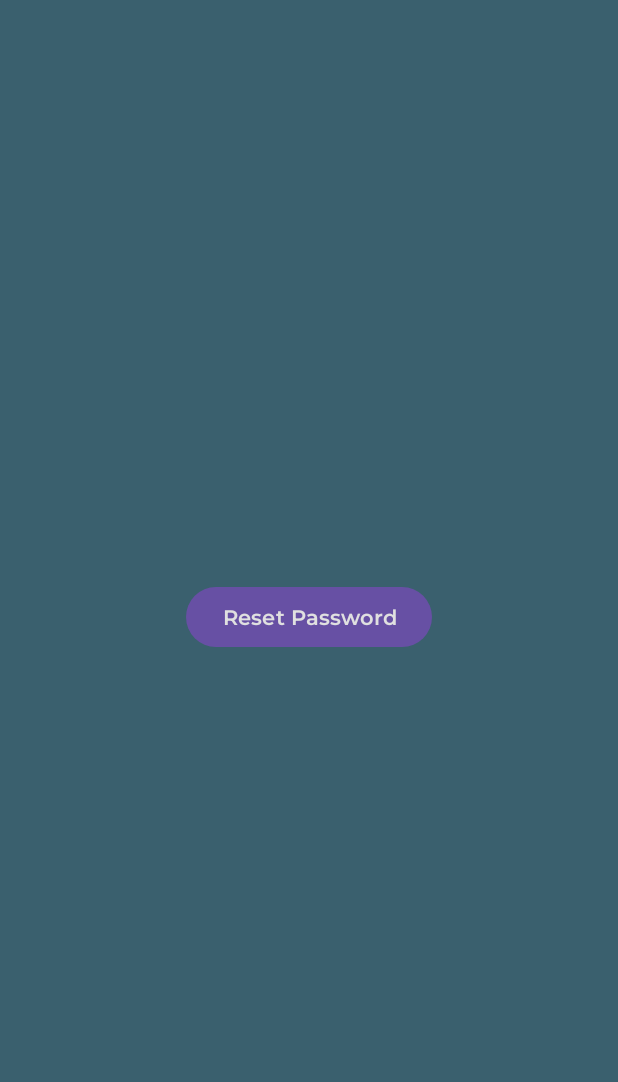
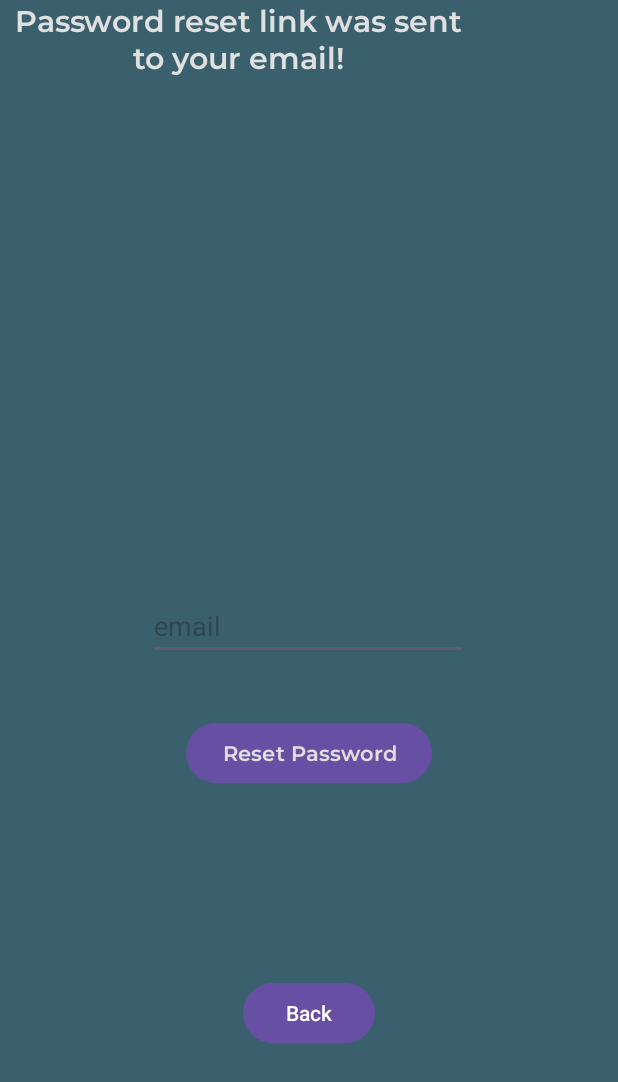
Before and after one commit to 1mpr1me/FinalProject, an Android app: the ForgotActivity screen opened directly, with no data from a screen before it, after a tap on "Reset Password", on a phone screen of 412 x 824 dp. Shown: the top 1082 px of the screen. Run offline under Robolectric (Android 15) with nearby library versions, the phone set to English and light mode, and no system bars; our stand-ins replace Firebase (no records; nobody signed in at launch, a user with empty details on screens opened directly).

Commit message:
new update 12.21.2024

```diff
--- a/app/src/main/java/ru/myitschool/finalproject/ForgotActivity.java
+++ b/app/src/main/java/ru/myitschool/finalproject/ForgotActivity.java
@@ -1,8 +1,12 @@
 package ru.myitschool.finalproject;
 
+import android.content.Intent;
 import android.os.Bundle;
 import android.view.View;
 import android.widget.Button;
+import android.widget.EditText;
+import android.widget.TextView;
+import android.widget.Toast;
 
 import androidx.activity.EdgeToEdge;
 import androidx.appcompat.app.AppCompatActivity;
@@ -10,9 +14,24 @@ import androidx.core.graphics.Insets;
 import androidx.core.view.ViewCompat;
 import androidx.core.view.WindowInsetsCompat;
 
+import com.google.firebase.auth.FirebaseAuth;
+
 public class ForgotActivity extends AppCompatActivity {
 
-    Button reset;
+    private void sendPasswordResetEmail(String email) {
+        mAuth.sendPasswordResetEmail(email)
+                .addOnCompleteListener(task -> {
+                    if (task.isSuccessful()) {
+                        Toast.makeText(ForgotActivity.this, "Password reset email sent!", Toast.LENGTH_SHORT).show();
+                    } else {
+                        Toast.makeText(ForgotActivity.this, "Error: " + task.getException().getMessage(), Toast.LENGTH_SHORT).show();
+                    }
+                });
+    }
+    FirebaseAuth mAuth;
+    Button reset, back;
+    TextView txt;
+    EditText Email;
 
     @Override
     protected void onCreate(Bundle savedInstanceState) {
@@ -25,12 +44,32 @@ public class ForgotActivity extends AppCompatActivity {
             return insets;
         });
 
+        mAuth = FirebaseAuth.getInstance();
         reset = findViewById(R.id.reset);
+        txt = findViewById(R.id.text);
+        Email = findViewById(R.id.email_frg);
+        back = findViewById(R.id.back);
+
+        back.setOnClickListener(new View.OnClickListener() {
+            @Override
+            public void onClick(View v) {
+                Intent i = new Intent(getApplicationContext(), LoginActivity.class);
+                startActivity(i);
+                finish();
+            }
+        });
 
         reset.setOnClickListener(new View.OnClickListener() {
             @Override
             public void onClick(View v) {
-
+                String email = String.valueOf(Email.getText());
+                if(Email == null){
+                    Toast.makeText(ForgotActivity.this, "please, write your email", Toast.LENGTH_LONG).show();
+                }
+                else{
+                    sendPasswordResetEmail(email);
+                    txt.setText("Password reset link was sent to your email!");
+                }
             }
         });
 
--- a/app/src/main/java/ru/myitschool/finalproject/LoginActivity.java
+++ b/app/src/main/java/ru/myitschool/finalproject/LoginActivity.java
@@ -26,7 +26,7 @@ public class LoginActivity extends AppCompatActivity {
 
     EditText Email, Password;
     Button buttonLog;
-    TextView RegisterNow;
+    TextView RegisterNow, forgotLog;
     FirebaseAuth mAuth;
 
     @Override
@@ -57,6 +57,16 @@ public class LoginActivity extends AppCompatActivity {
         buttonLog = findViewById(R.id.login_btn);
         RegisterNow = findViewById(R.id.registerNow);
         mAuth = FirebaseAuth.getInstance();
+        forgotLog = findViewById(R.id.forgot);
+
+        forgotLog.setOnClickListener(new View.OnClickListener() {
+            @Override
+            public void onClick(View v) {
+                Intent i = new Intent(getApplicationContext(), ForgotActivity.class);
+                startActivity(i);
+                finish();
+            }
+        });
 
         RegisterNow.setOnClickListener(new View.OnClickListener() {
             @Override
--- a/app/src/main/res/layout/activity_forgot.xml
+++ b/app/src/main/res/layout/activity_forgot.xml
@@ -19,5 +19,43 @@
         app:layout_constraintEnd_toEndOf="parent"
         app:layout_constraintStart_toStartOf="parent"
         app:layout_constraintTop_toTopOf="parent"
-        app:layout_constraintVertical_bias="0.499" />
+        app:layout_constraintVertical_bias="0.616" />
+
+    <EditText
+        android:id="@+id/email_frg"
+        android:layout_width="wrap_content"
+        android:layout_height="wrap_content"
+        android:ems="10"
+        android:inputType="text"
+        android:hint="email"
+        android:textColor="@color/platinum"
+        android:text=""
+        app:layout_constraintBottom_toTopOf="@+id/reset"
+        app:layout_constraintEnd_toEndOf="parent"
+        app:layout_constraintHorizontal_bias="0.497"
+        app:layout_constraintStart_toStartOf="parent"
+        app:layout_constraintTop_toTopOf="parent"
+        app:layout_constraintVertical_bias="0.912" />
+
+    <TextView
+        android:id="@+id/text"
+        android:textAlignment="center"
+        android:layout_width="318dp"
+        android:layout_height="71dp"
+        android:fontFamily="@font/montserrat"
+        android:text="Type above the email, you want to receive reset link"
+        android:textColor="@color/platinum"
+        android:textSize="20sp"
+        tools:layout_editor_absoluteX="46dp"
+        tools:layout_editor_absoluteY="247dp" />
+
+    <Button
+        android:id="@+id/back"
+        android:layout_width="wrap_content"
+        android:layout_height="wrap_content"
+        android:text="Back"
+        app:layout_constraintBottom_toBottomOf="parent"
+        app:layout_constraintEnd_toEndOf="parent"
+        app:layout_constraintStart_toStartOf="parent"
+        app:layout_constraintTop_toBottomOf="@+id/reset" />
 </androidx.constraintlayout.widget.ConstraintLayout>
```
